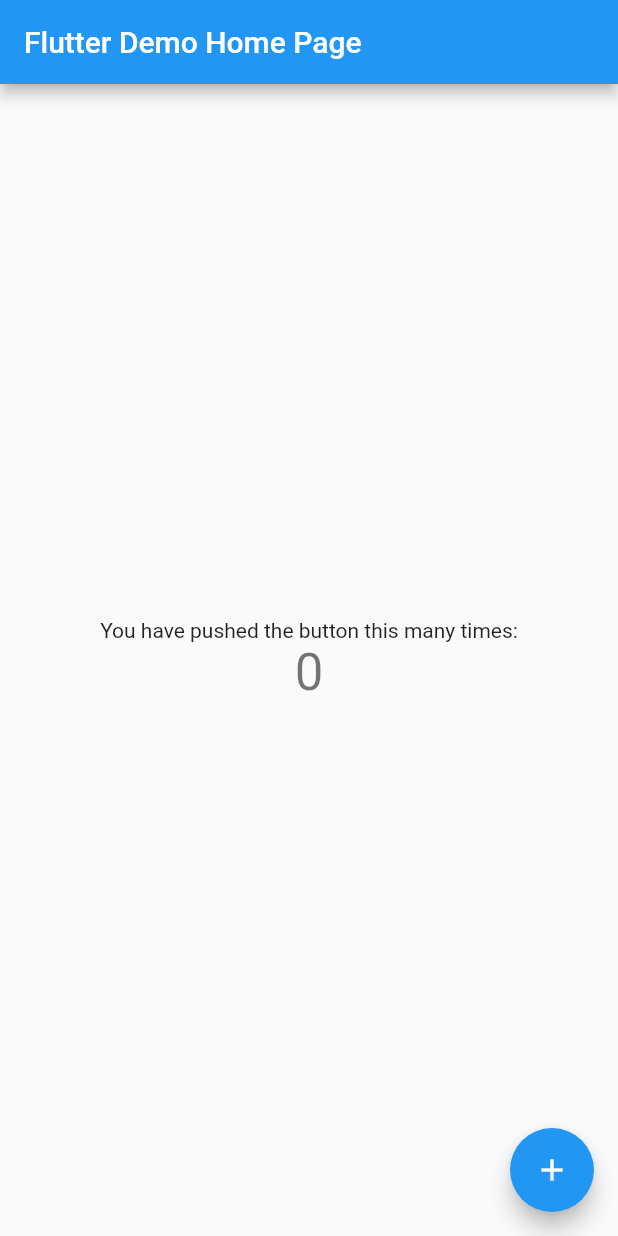
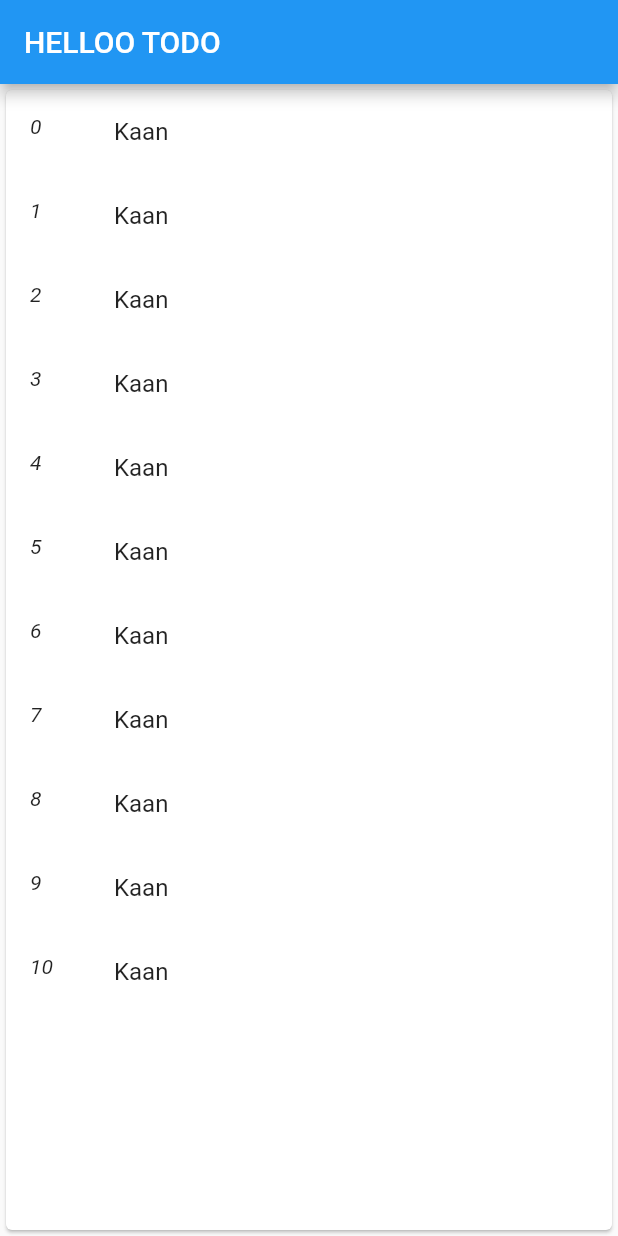
Before and after one commit to knturn/todo_app, a Flutter app: the screen it shows after launch, on a phone screen of 412 x 824 dp. Run offline on Flutter 3.47's test engine with Material 2 defaults, Android fonts, the phone set to English and light mode, and no system bars.

Commit message:
added a list and listTile

```diff
--- a/lib/Home/home_view.dart
+++ b/lib/Home/home_view.dart
@@ -0,0 +1,35 @@
+import 'package:flutter/material.dart';
+
+class HomeViewTODO extends StatefulWidget {
+  const HomeViewTODO({Key? key}) : super(key: key);
+
+  @override
+  State<HomeViewTODO> createState() => _HomeViewTODOState();
+}
+
+class _HomeViewTODOState extends State<HomeViewTODO> {
+  @override
+  Widget build(BuildContext context) {
+    return Scaffold(
+      appBar: AppBar(
+        title: const Text("HELLOO TODO"),
+      ),
+      body: Card(
+        child: ListView.builder(
+          itemBuilder: (context, index) => ListTile(
+            title: const Text("Kaan"),
+            leading: Text(
+              sayilar[index].toString(),
+              style: const TextStyle(
+                fontStyle: FontStyle.italic,
+              ),
+            ),
+          ),
+          itemCount: sayilar.length,
+        ),
+      ),
+    );
+  }
+}
+
+List<int> sayilar = [0, 1, 2, 3, 4, 5, 6, 7, 8, 9, 10];
--- a/lib/main.dart
+++ b/lib/main.dart
@@ -1,115 +1,14 @@
 import 'package:flutter/material.dart';
 
-void main() {
-  runApp(const MyApp());
-}
+import 'HOME/home_view.dart';
+
+void main() => runApp(MyApp());
 
 class MyApp extends StatelessWidget {
-  const MyApp({Key? key}) : super(key: key);
-
-  // This widget is the root of your application.
   @override
   Widget build(BuildContext context) {
-    return MaterialApp(
-      title: 'Flutter Demo',
-      theme: ThemeData(
-        // This is the theme of your application.
-        //
-        // Try running your application with "flutter run". You'll see the
-        // application has a blue toolbar. Then, without quitting the app, try
-        // changing the primarySwatch below to Colors.green and then invoke
-        // "hot reload" (press "r" in the console where you ran "flutter run",
-        // or simply save your changes to "hot reload" in a Flutter IDE).
-        // Notice that the counter didn't reset back to zero; the application
-        // is not restarted.
-        primarySwatch: Colors.blue,
-      ),
-      home: const MyHomePage(title: 'Flutter Demo Home Page'),
+    return const MaterialApp(
+      home: HomeViewTODO(),
     );
   }
 }
-
-class MyHomePage extends StatefulWidget {
-  const MyHomePage({Key? key, required this.title}) : super(key: key);
-
-  // This widget is the home page of your application. It is stateful, meaning
-  // that it has a State object (defined below) that contains fields that affect
-  // how it looks.
-
-  // This class is the configuration for the state. It holds the values (in this
-  // case the title) provided by the parent (in this case the App widget) and
-  // used by the build method of the State. Fields in a Widget subclass are
-  // always marked "final".
-
-  final String title;
-
-  @override
-  State<MyHomePage> createState() => _MyHomePageState();
-}
-
-class _MyHomePageState extends State<MyHomePage> {
-  int _counter = 0;
-
-  void _incrementCounter() {
-    setState(() {
-      // This call to setState tells the Flutter framework that something has
-      // changed in this State, which causes it to rerun the build method below
-      // so that the display can reflect the updated values. If we changed
-      // _counter without calling setState(), then the build method would not be
-      // called again, and so nothing would appear to happen.
-      _counter++;
-    });
-  }
-
-  @override
-  Widget build(BuildContext context) {
-    // This method is rerun every time setState is called, for instance as done
-    // by the _incrementCounter method above.
-    //
-    // The Flutter framework has been optimized to make rerunning build methods
-    // fast, so that you can just rebuild anything that needs updating rather
-    // than having to individually change instances of widgets.
-    return Scaffold(
-      appBar: AppBar(
-        // Here we take the value from the MyHomePage object that was created by
-        // the App.build method, and use it to set our appbar title.
-        title: Text(widget.title),
-      ),
-      body: Center(
-        // Center is a layout widget. It takes a single child and positions it
-        // in the middle of the parent.
-        child: Column(
-          // Column is also a layout widget. It takes a list of children and
-          // arranges them vertically. By default, it sizes itself to fit its
-          // children horizontally, and tries to be as tall as its parent.
-          //
-          // Invoke "debug painting" (press "p" in the console, choose the
-          // "Toggle Debug Paint" action from the Flutter Inspector in Android
-          // Studio, or the "Toggle Debug Paint" command in Visual Studio Code)
-          // to see the wireframe for each widget.
-          //
-          // Column has various properties to control how it sizes itself and
-          // how it positions its children. Here we use mainAxisAlignment to
-          // center the children vertically; the main axis here is the vertical
-          // axis because Columns are vertical (the cross axis would be
-          // horizontal).
-          mainAxisAlignment: MainAxisAlignment.center,
-          children: <Widget>[
-            const Text(
-              'You have pushed the button this many times:',
-            ),
-            Text(
-              '$_counter',
-              style: Theme.of(context).textTheme.headline4,
-            ),
-          ],
-        ),
-      ),
-      floatingActionButton: FloatingActionButton(
-        onPressed: _incrementCounter,
-        tooltip: 'Increment',
-        child: const Icon(Icons.add),
-      ), // This trailing comma makes auto-formatting nicer for build methods.
-    );
-  }
-}
```
Also changed, not shown: 1 other file.
